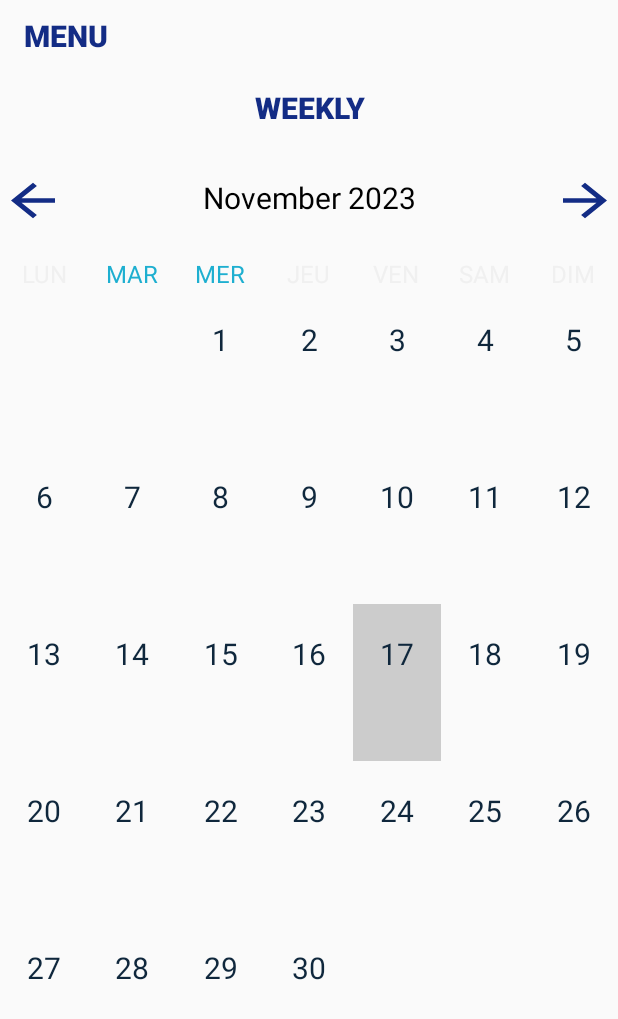
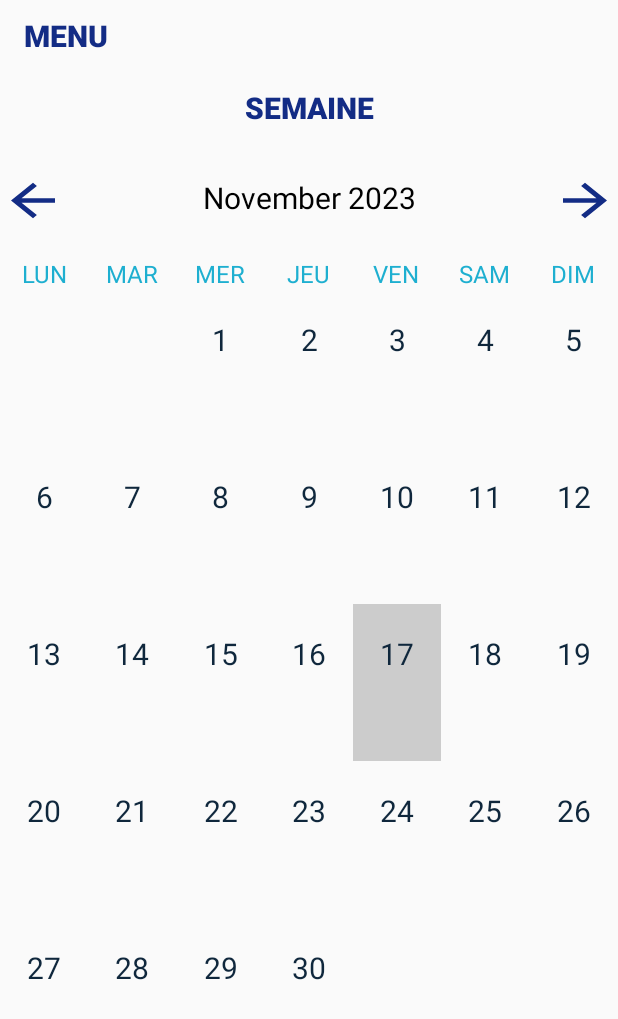
Before and after one commit to solenecousin/calensiee, an Android app: the MonthView screen opened directly, with no data from a screen before it, on a phone screen of 412 x 824 dp. Shown: the top 1019 px of the screen. Run offline under Robolectric (Android 15) with nearby library versions, the phone set to English and light mode, and no system bars.

Commit message:
changement des couleurs des jours du calendrier et rename weekly en semaine

```diff
--- a/app/build.gradle
+++ b/app/build.gradle
@@ -72,4 +72,5 @@ dependencies {
     androidTestImplementation 'androidx.compose.ui:ui-test-junit4'
     debugImplementation 'androidx.compose.ui:ui-tooling'
     debugImplementation 'androidx.compose.ui:ui-test-manifest'
+
 }
--- a/app/src/main/java/com/example/calensiee/FireBase/FirebaseUtil.java
+++ b/app/src/main/java/com/example/calensiee/FireBase/FirebaseUtil.java
@@ -14,6 +14,7 @@
  * limitations under the License.
  */
 package com.example.calensiee.FireBase;
+
 
 import com.firebase.ui.auth.AuthUI;
 import com.google.firebase.auth.FirebaseAuth;
--- a/app/src/main/java/com/example/calensiee/FireBase/FirestoreAdapter.java
+++ b/app/src/main/java/com/example/calensiee/FireBase/FirestoreAdapter.java
@@ -20,6 +20,7 @@ import android.util.Log;
 import androidx.recyclerview.widget.RecyclerView;
 
 import com.google.firebase.firestore.DocumentChange;
+
 import com.google.firebase.firestore.DocumentSnapshot;
 import com.google.firebase.firestore.EventListener;
 import com.google.firebase.firestore.FirebaseFirestoreException;
--- a/app/src/main/java/com/example/calensiee/View/MenuView.java
+++ b/app/src/main/java/com/example/calensiee/View/MenuView.java
@@ -20,10 +20,13 @@ import java.util.ArrayList;
 
 public class MenuView extends AppCompatActivity
 {
+
     @Override
     protected void onCreate(Bundle savedInstanceState)
     {
         super.onCreate(savedInstanceState);
         setContentView(R.layout.menu);
     }
+
+
 }
--- a/app/src/main/res/layout/activity_main.xml
+++ b/app/src/main/res/layout/activity_main.xml
@@ -25,7 +25,7 @@
         android:layout_gravity="center"
         android:background="@null"
         android:onClick="weeklyAction"
-        android:text="Weekly"
+        android:text="Semaine"
         android:textColor="@color/esiee_blue"
         android:textSize="20sp"
         android:textStyle="bold" />
@@ -74,7 +74,7 @@
             android:layout_height="wrap_content"
             android:layout_weight="1"
             android:text="LUN"
-            android:textColor="@color/esiee_light_grey"
+            android:textColor="@color/esiee_light_blue"
             android:textAlignment="center"
             android:textSize="16sp"/>
 
@@ -101,7 +101,7 @@
             android:layout_height="wrap_content"
             android:layout_weight="1"
             android:text="JEU"
-            android:textColor="@color/esiee_light_grey"
+            android:textColor="@color/esiee_light_blue"
             android:textAlignment="center"
             android:textSize="16sp"/>
 
@@ -110,7 +110,7 @@
             android:layout_height="wrap_content"
             android:layout_weight="1"
             android:text="VEN"
-            android:textColor="@color/esiee_light_grey"
+            android:textColor="@color/esiee_light_blue"
             android:textAlignment="center"
             android:textSize="16sp"/>
 
@@ -119,7 +119,7 @@
             android:layout_height="wrap_content"
             android:layout_weight="1"
             android:text="SAM"
-            android:textColor="@color/esiee_light_grey"
+            android:textColor="@color/esiee_light_blue"
             android:textAlignment="center"
             android:textSize="16sp"/>
 
@@ -128,7 +128,7 @@
             android:layout_height="wrap_content"
             android:layout_weight="1"
             android:text="DIM"
-            android:textColor="@color/esiee_light_grey"
+            android:textColor="@color/esiee_light_blue"
             android:textAlignment="center"
             android:textSize="16sp"/>
 
--- a/app/src/main/res/layout/menu.xml
+++ b/app/src/main/res/layout/menu.xml
@@ -32,8 +32,8 @@
         android:layout_marginEnd="16dp"
         android:layout_marginBottom="8dp"
         android:background="@drawable/ic_light_grey_pills_button"
+        android:onClick="monthAction"
         android:text="Calendrier"
-        android:onClick="monthAction"
         app:layout_constraintBottom_toTopOf="@+id/prevention"
         app:layout_constraintEnd_toEndOf="parent"
         app:layout_constraintStart_toStartOf="parent"
@@ -76,8 +76,8 @@
         android:layout_marginStart="8dp"
         android:layout_marginTop="8dp"
         android:background="@drawable/ic_cross_button"
+        android:onClick="Close"
         android:rotation="0"
-        android:onClick="Close"
         app:layout_constraintBottom_toTopOf="@+id/A_la_une"
         app:layout_constraintStart_toStartOf="parent"
         app:layout_constraintTop_toTopOf="parent" />
```
Also changed, not shown: app/src/main/res/layout/activity_week_view.xml (+7 -7 lines).
